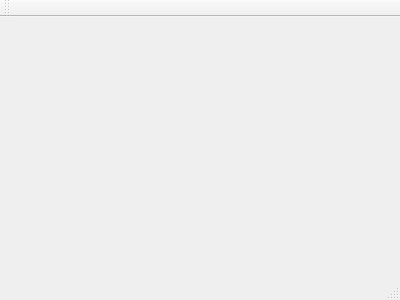
First picture: the form in mainwindow.ui, repository UgVo/Archiveur_documents, before the edit.
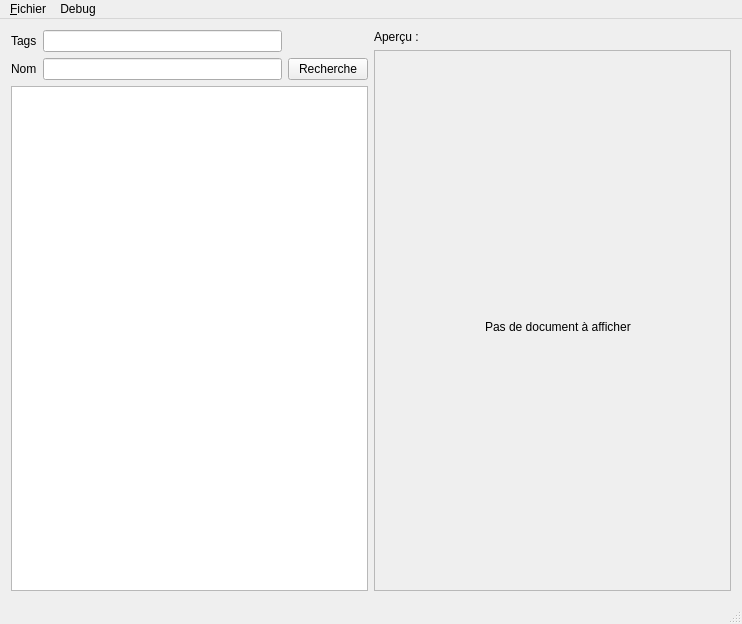
Second picture: the form after the edit.

Commit message: Basic Interface

```diff
--- a/mainwindow.ui
+++ b/mainwindow.ui
@@ -1,24 +1,148 @@
 <ui version="4.0">
  <class>MainWindow</class>
- <widget class="QMainWindow" name="MainWindow" >
-  <property name="geometry" >
+ <widget class="QMainWindow" name="MainWindow">
+  <property name="geometry">
    <rect>
     <x>0</x>
     <y>0</y>
-    <width>400</width>
-    <height>300</height>
+    <width>742</width>
+    <height>624</height>
    </rect>
   </property>
   <property name="windowTitle" >
    <string>MainWindow</string>
   </property>
-  <widget class="QMenuBar" name="menuBar" />
-  <widget class="QToolBar" name="mainToolBar" />
-  <widget class="QWidget" name="centralWidget" />
-  <widget class="QStatusBar" name="statusBar" />
+  <widget class="QWidget" name="centralWidget">
+   <layout class="QHBoxLayout" name="horizontalLayout_3">
+    <item>
+     <layout class="QVBoxLayout" name="verticalLayout">
+      <item>
+       <layout class="QGridLayout" name="gridLayout">
+        <item row="0" column="1">
+         <widget class="QLineEdit" name="LineEdit_tags_search"/>
+        </item>
+        <item row="1" column="0">
+         <widget class="QLabel" name="label">
+          <property name="text">
+           <string>Nom</string>
+          </property>
+         </widget>
+        </item>
+        <item row="1" column="1">
+         <widget class="QLineEdit" name="lineEdit_name_search"/>
+        </item>
+        <item row="0" column="0">
+         <widget class="QLabel" name="label_2">
+          <property name="text">
+           <string>Tags</string>
+          </property>
+         </widget>
+        </item>
+        <item row="1" column="2">
+         <widget class="QPushButton" name="pushButton_search">
+          <property name="text">
+           <string>Recherche</string>
+          </property>
+         </widget>
+        </item>
+       </layout>
+      </item>
+      <item>
+       <widget class="QTableView" name="tableView_documents"/>
+      </item>
+     </layout>
+    </item>
+    <item>
+     <layout class="QVBoxLayout" name="verticalLayout_2">
+      <item>
+       <widget class="QLabel" name="label_3">
+        <property name="text">
+         <string>Aperçu :</string>
+        </property>
+       </widget>
+      </item>
+      <item>
+       <widget class="QScrollArea" name="scrollArea">
+        <property name="widgetResizable">
+         <bool>true</bool>
+        </property>
+        <widget class="QWidget" name="scrollAreaWidgetContents">
+         <property name="geometry">
+          <rect>
+           <x>0</x>
+           <y>0</y>
+           <width>355</width>
+           <height>542</height>
+          </rect>
+         </property>
+         <widget class="QLabel" name="pdf_view">
+          <property name="geometry">
+           <rect>
+            <x>110</x>
+            <y>240</y>
+            <width>181</width>
+            <height>71</height>
+           </rect>
+          </property>
+          <property name="text">
+           <string>Pas de document à afficher</string>
+          </property>
+         </widget>
+        </widget>
+       </widget>
+      </item>
+     </layout>
+    </item>
+   </layout>
+  </widget>
+  <widget class="QStatusBar" name="statusBar"/>
+  <widget class="QMenuBar" name="menuBar">
+   <property name="geometry">
+    <rect>
+     <x>0</x>
+     <y>0</y>
+     <width>742</width>
+     <height>21</height>
+    </rect>
+   </property>
+   <widget class="QMenu" name="menufichier">
+    <property name="title">
+     <string>&amp;Fichier</string>
+    </property>
+    <addaction name="actionAjouter_document"/>
+    <addaction name="action_Supprimer_document"/>
+   </widget>
+   <widget class="QMenu" name="menuDebug">
+    <property name="title">
+     <string>Debug</string>
+    </property>
+    <addaction name="actionSQLCommand_2"/>
+   </widget>
+   <addaction name="menufichier"/>
+   <addaction name="menuDebug"/>
+  </widget>
+  <action name="actionAjouter_document">
+   <property name="text">
+    <string>&amp;Ajouter document</string>
+   </property>
+  </action>
+  <action name="action_Supprimer_document">
+   <property name="text">
+    <string>&amp;Supprimer document</string>
+   </property>
+  </action>
+  <action name="actionSQLCommand">
+   <property name="text">
+    <string>SQLCommand</string>
+   </property>
+  </action>
+  <action name="actionSQLCommand_2">
+   <property name="text">
+    <string>SQLCommand</string>
+   </property>
+  </action>
  </widget>
- <layoutDefault spacing="6" margin="11" />
- <pixmapfunction></pixmapfunction>
+ <layoutdefault spacing="6" margin="11"/>
  <resources/>
  <connections/>
 </ui>
```
Left out of the diff: 3 changed lines with no effect on the pictures.
